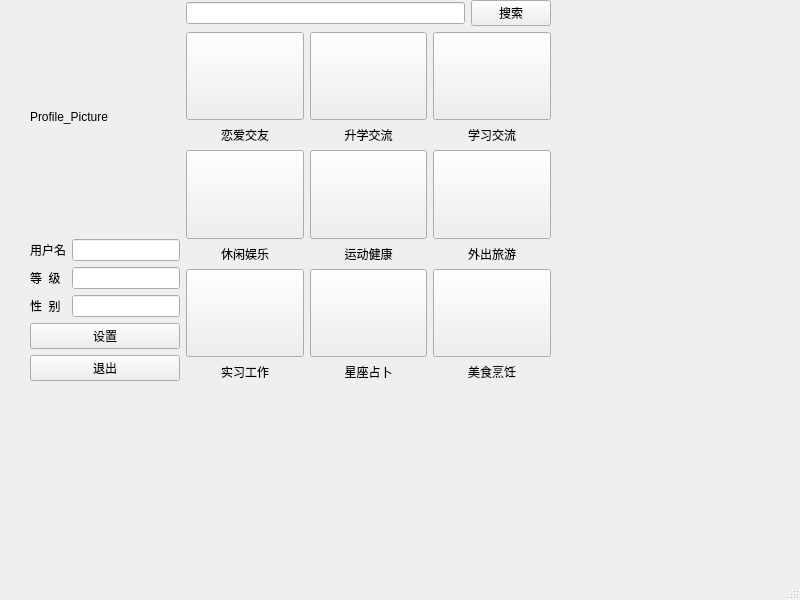
This is LearningForumCode/BoardWindows.ui in Huangruopeng/LearningForum-Cpp as Qt 5 draws it before an edit. The edited form follows.
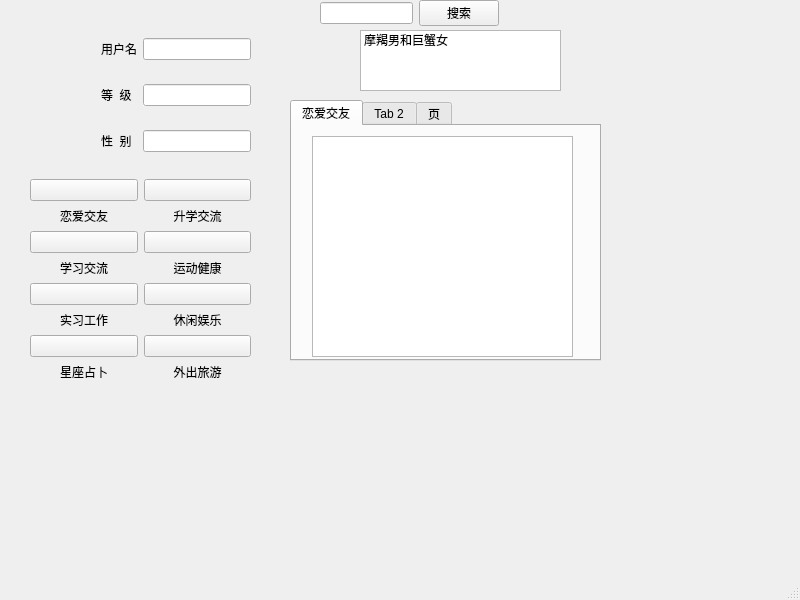
This is the edited form. Icons and pictures are not drawn.

```diff
--- a/LearningForumCode/BoardWindows.ui
+++ b/LearningForumCode/BoardWindows.ui
@@ -20,18 +20,123 @@
      <verstretch>0</verstretch>
     </sizepolicy>
    </property>
-   <widget class="QWidget" name="layoutWidget">
+   <widget class="QTabWidget" name="tabWidget1">
     <property name="geometry">
      <rect>
-      <x>30</x>
+      <x>290</x>
+      <y>100</y>
+      <width>311</width>
+      <height>261</height>
+     </rect>
+    </property>
+    <property name="currentIndex">
+     <number>0</number>
+    </property>
+    <widget class="QWidget" name="tab">
+     <attribute name="title">
+      <string>恋爱交友</string>
+     </attribute>
+     <widget class="QListWidget" name="listWidget">
+      <property name="geometry">
+       <rect>
+        <x>20</x>
+        <y>10</y>
+        <width>261</width>
+        <height>221</height>
+       </rect>
+      </property>
+     </widget>
+    </widget>
+    <widget class="QWidget" name="tab_2">
+     <attribute name="title">
+      <string>Tab 2</string>
+     </attribute>
+     <widget class="QListView" name="listView">
+      <property name="geometry">
+       <rect>
+        <x>20</x>
+        <y>30</y>
+        <width>256</width>
+        <height>192</height>
+       </rect>
+      </property>
+     </widget>
+    </widget>
+    <widget class="QWidget" name="tab_3">
+     <attribute name="title">
+      <string>页</string>
+     </attribute>
+     <widget class="QColumnView" name="columnView">
+      <property name="geometry">
+       <rect>
+        <x>10</x>
+        <y>20</y>
+        <width>256</width>
+        <height>192</height>
+       </rect>
+      </property>
+     </widget>
+    </widget>
+   </widget>
+   <widget class="QListWidget" name="listWidget_2">
+    <property name="geometry">
+     <rect>
+      <x>360</x>
+      <y>30</y>
+      <width>201</width>
+      <height>61</height>
+     </rect>
+    </property>
+    <item>
+     <property name="text">
+      <string>摩羯男和巨蟹女</string>
+     </property>
+    </item>
+   </widget>
+   <widget class="QWidget" name="">
+    <property name="geometry">
+     <rect>
+      <x>320</x>
       <y>0</y>
-      <width>521</width>
-      <height>381</height>
+      <width>179</width>
+      <height>26</height>
      </rect>
     </property>
-    <layout class="QHBoxLayout" name="horizontalLayout_6" stretch="1,4">
+    <layout class="QHBoxLayout" name="horizontalLayout_5">
      <item>
-      <layout class="QVBoxLayout" name="verticalLayout_11" stretch="1,2">
+      <layout class="QHBoxLayout" name="horizontalLayout_4">
+       <item>
+        <widget class="QLineEdit" name="lineEdit"/>
+       </item>
+      </layout>
+     </item>
+     <item>
+      <widget class="QPushButton" name="pushButton">
+       <property name="sizePolicy">
+        <sizepolicy hsizetype="Preferred" vsizetype="Fixed">
+         <horstretch>0</horstretch>
+         <verstretch>0</verstretch>
+        </sizepolicy>
+       </property>
+       <property name="text">
+        <string>搜索</string>
+       </property>
+      </widget>
+     </item>
+    </layout>
+   </widget>
+   <widget class="QWidget" name="">
+    <property name="geometry">
+     <rect>
+      <x>30</x>
+      <y>20</y>
+      <width>221</width>
+      <height>361</height>
+     </rect>
+    </property>
+    <layout class="QVBoxLayout" name="verticalLayout_10">
+     <item>
+      <layout class="QHBoxLayout" name="horizontalLayout_6" stretch="2,3">
        <item>
         <widget class="QLabel" name="ProfilePicture_label">
          <property name="sizePolicy">
@@ -40,8 +145,14 @@
            <verstretch>0</verstretch>
           </sizepolicy>
          </property>
+         <property name="styleSheet">
+          <string notr="true">image: url(:/png/ProfilePic.png);</string>
+         </property>
          <property name="text">
-          <string>Profile_Picture</string>
+          <string/>
+         </property>
+         <property name="alignment">
+          <set>Qt::AlignCenter</set>
          </property>
         </widget>
        </item>
@@ -113,52 +224,14 @@
            </item>
           </layout>
          </item>
-         <item>
-          <widget class="QPushButton" name="setting_btn">
-           <property name="text">
-            <string>设置</string>
-           </property>
-          </widget>
-         </item>
-         <item>
-          <widget class="QPushButton" name="logout_btn">
-           <property name="text">
-            <string>退出</string>
-           </property>
-          </widget>
-         </item>
         </layout>
        </item>
       </layout>
      </item>
-     <item>
-      <layout class="QVBoxLayout" name="verticalLayout_12">
-       <item>
-        <layout class="QHBoxLayout" name="horizontalLayout_4">
-         <item>
-          <widget class="QLineEdit" name="lineEdit"/>
-         </item>
-         <item>
-          <widget class="QPushButton" name="pushButton">
-           <property name="sizePolicy">
-            <sizepolicy hsizetype="Preferred" vsizetype="Fixed">
-             <horstretch>0</horstretch>
-             <verstretch>0</verstretch>
-            </sizepolicy>
-           </property>
-           <property name="text">
-            <string>搜索</string>
-           </property>
-          </widget>
-         </item>
-        </layout>
-       </item>
-       <item>
-        <layout class="QHBoxLayout" name="horizontalLayout_5">
          <item>
           <layout class="QGridLayout" name="gridLayout">
            <item row="0" column="0">
-            <layout class="QVBoxLayout" name="verticalLayout_2" stretch="10,1">
+        <layout class="QVBoxLayout" name="verticalLayout_2" stretch="0,0">
              <item>
               <widget class="QPushButton" name="Board_1">
                <property name="sizePolicy">
@@ -223,7 +296,7 @@
              </item>
             </layout>
            </item>
-           <item row="0" column="2">
+       <item row="1" column="0">
             <layout class="QVBoxLayout" name="verticalLayout_4" stretch="10,1">
              <item>
               <widget class="QPushButton" name="pushButton_3">
@@ -259,42 +332,6 @@
              </item>
             </layout>
            </item>
-           <item row="1" column="0">
-            <layout class="QVBoxLayout" name="verticalLayout_5" stretch="10,1">
-             <item>
-              <widget class="QPushButton" name="pushButton_4">
-               <property name="sizePolicy">
-                <sizepolicy hsizetype="Expanding" vsizetype="Expanding">
-                 <horstretch>0</horstretch>
-                 <verstretch>0</verstretch>
-                </sizepolicy>
-               </property>
-               <property name="styleSheet">
-                <string notr="true">border-image: url(:/png/休闲.png);</string>
-               </property>
-               <property name="text">
-                <string/>
-               </property>
-              </widget>
-             </item>
-             <item>
-              <widget class="QLabel" name="label_6">
-               <property name="sizePolicy">
-                <sizepolicy hsizetype="Preferred" vsizetype="Preferred">
-                 <horstretch>0</horstretch>
-                 <verstretch>0</verstretch>
-                </sizepolicy>
-               </property>
-               <property name="text">
-                <string>休闲娱乐</string>
-               </property>
-               <property name="alignment">
-                <set>Qt::AlignHCenter|Qt::AlignTop</set>
-               </property>
-              </widget>
-             </item>
-            </layout>
-           </item>
            <item row="1" column="1">
             <layout class="QVBoxLayout" name="verticalLayout_6" stretch="10,1">
              <item>
@@ -367,43 +404,43 @@
              </item>
             </layout>
            </item>
-           <item row="1" column="2">
-            <layout class="QVBoxLayout" name="verticalLayout_7" stretch="10,1">
-             <item>
-              <widget class="QPushButton" name="pushButton_6">
-               <property name="sizePolicy">
-                <sizepolicy hsizetype="Expanding" vsizetype="Expanding">
-                 <horstretch>0</horstretch>
-                 <verstretch>0</verstretch>
-                </sizepolicy>
-               </property>
-               <property name="styleSheet">
-                <string notr="true">border-image: url(:/png/旅游.png);</string>
-               </property>
-               <property name="text">
-                <string/>
-               </property>
-              </widget>
-             </item>
-             <item>
-              <widget class="QLabel" name="label_7">
-               <property name="sizePolicy">
-                <sizepolicy hsizetype="Preferred" vsizetype="Preferred">
-                 <horstretch>0</horstretch>
-                 <verstretch>0</verstretch>
-                </sizepolicy>
-               </property>
-               <property name="text">
-                <string>外出旅游</string>
-               </property>
-               <property name="alignment">
-                <set>Qt::AlignHCenter|Qt::AlignTop</set>
-               </property>
-              </widget>
-             </item>
-            </layout>
-           </item>
            <item row="2" column="1">
+        <layout class="QVBoxLayout" name="verticalLayout_5" stretch="10,1">
+         <item>
+          <widget class="QPushButton" name="pushButton_4">
+           <property name="sizePolicy">
+            <sizepolicy hsizetype="Expanding" vsizetype="Expanding">
+             <horstretch>0</horstretch>
+             <verstretch>0</verstretch>
+            </sizepolicy>
+           </property>
+           <property name="styleSheet">
+            <string notr="true">border-image: url(:/png/休闲.png);</string>
+           </property>
+           <property name="text">
+            <string/>
+           </property>
+          </widget>
+         </item>
+         <item>
+          <widget class="QLabel" name="label_6">
+           <property name="sizePolicy">
+            <sizepolicy hsizetype="Preferred" vsizetype="Preferred">
+             <horstretch>0</horstretch>
+             <verstretch>0</verstretch>
+            </sizepolicy>
+           </property>
+           <property name="text">
+            <string>休闲娱乐</string>
+           </property>
+           <property name="alignment">
+            <set>Qt::AlignHCenter|Qt::AlignTop</set>
+           </property>
+          </widget>
+         </item>
+        </layout>
+       </item>
+       <item row="3" column="0">
             <layout class="QVBoxLayout" name="verticalLayout_9" stretch="10,1">
              <item>
               <widget class="QPushButton" name="pushButton_11">
@@ -439,10 +476,10 @@
              </item>
             </layout>
            </item>
-           <item row="2" column="2">
-            <layout class="QVBoxLayout" name="verticalLayout_10" stretch="10,1">
+       <item row="3" column="1">
+        <layout class="QVBoxLayout" name="verticalLayout_7" stretch="10,1">
              <item>
-              <widget class="QPushButton" name="pushButton_12">
+          <widget class="QPushButton" name="pushButton_6">
                <property name="sizePolicy">
                 <sizepolicy hsizetype="Expanding" vsizetype="Expanding">
                  <horstretch>0</horstretch>
@@ -450,7 +487,7 @@
                 </sizepolicy>
                </property>
                <property name="styleSheet">
-                <string notr="true">border-image: url(:/png/饮食.png);</string>
+            <string notr="true">border-image: url(:/png/旅游.png);</string>
                </property>
                <property name="text">
                 <string/>
@@ -458,7 +495,7 @@
               </widget>
              </item>
              <item>
-              <widget class="QLabel" name="label_8">
+          <widget class="QLabel" name="label_7">
                <property name="sizePolicy">
                 <sizepolicy hsizetype="Preferred" vsizetype="Preferred">
                  <horstretch>0</horstretch>
@@ -466,16 +503,12 @@
                 </sizepolicy>
                </property>
                <property name="text">
-                <string>美食烹饪</string>
+            <string>外出旅游</string>
                </property>
                <property name="alignment">
                 <set>Qt::AlignHCenter|Qt::AlignTop</set>
                </property>
               </widget>
-             </item>
-            </layout>
-           </item>
-          </layout>
          </item>
         </layout>
        </item>
```
Lines whose indentation alone changed are shown as unchanged.
